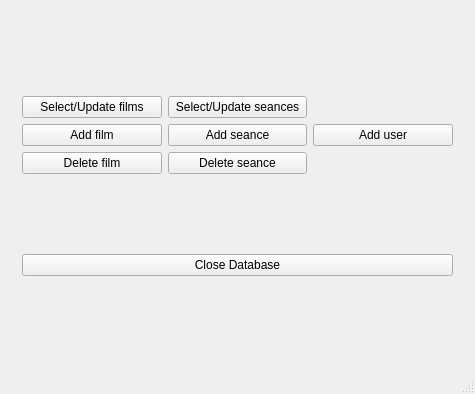
Old version of the form cinema/mainwindow.ui in the repository M1k3FaLc0n/PP_po_PM02.
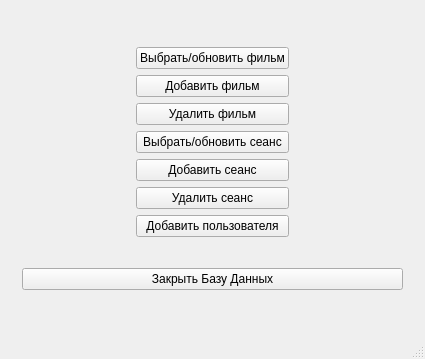
New version of the form. The open tabs and pages were chosen to show the change.

What changed in the file:
```diff
--- a/cinema/mainwindow.ui
+++ b/cinema/mainwindow.ui
@@ -6,8 +6,8 @@
    <rect>
     <x>0</x>
     <y>0</y>
-    <width>475</width>
-    <height>394</height>
+    <width>425</width>
+    <height>359</height>
    </rect>
   </property>
   <property name="windowTitle">
@@ -123,73 +123,91 @@
        <layout class="QVBoxLayout" name="verticalLayout_6">
         <item>
          <layout class="QHBoxLayout" name="_2">
+          <item>
+           <spacer name="horizontalSpacer">
+            <property name="orientation">
+             <enum>Qt::Horizontal</enum>
+            </property>
+            <property name="sizeHint" stdset="0">
+             <size>
+              <width>40</width>
+              <height>20</height>
+             </size>
+            </property>
+           </spacer>
+          </item>
           <item>
            <layout class="QVBoxLayout" name="filmMenu">
             <item>
              <widget class="QPushButton" name="pushButtonSelectFilms">
               <property name="text">
-               <string>Select/Update films</string>
+               <string>Выбрать/обновить фильм</string>
               </property>
              </widget>
             </item>
             <item>
              <widget class="QPushButton" name="pushButtonAddFilm">
               <property name="text">
-               <string>Add film</string>
+               <string>Добавить фильм</string>
               </property>
              </widget>
             </item>
             <item>
              <widget class="QPushButton" name="pushButtonDeleteFilms">
               <property name="text">
-               <string>Delete film</string>
+               <string>Удалить фильм</string>
               </property>
              </widget>
             </item>
-           </layout>
-          </item>
-          <item>
-           <layout class="QVBoxLayout" name="seanceMenu">
             <item>
              <widget class="QPushButton" name="pushButtonSelectSeance">
               <property name="text">
-               <string>Select/Update seances</string>
+               <string>Выбрать/обновить сеанс</string>
               </property>
              </widget>
             </item>
             <item>
              <widget class="QPushButton" name="pushButtonAddSeance">
               <property name="text">
-               <string>Add seance</string>
+               <string>Добавить сеанс</string>
               </property>
              </widget>
             </item>
             <item>
              <widget class="QPushButton" name="pushButtonDeleteSeance">
               <property name="text">
-               <string>Delete seance</string>
+               <string>Удалить сеанс</string>
               </property>
              </widget>
             </item>
-           </layout>
-          </item>
-          <item>
-           <layout class="QVBoxLayout" name="userMenu">
             <item>
              <widget class="QPushButton" name="pushButtonAddUser">
               <property name="text">
-               <string>Add user</string>
+               <string>Добавить пользователя</string>
               </property>
              </widget>
             </item>
            </layout>
           </item>
+          <item>
+           <spacer name="horizontalSpacer_2">
+            <property name="orientation">
+             <enum>Qt::Horizontal</enum>
+            </property>
+            <property name="sizeHint" stdset="0">
+             <size>
+              <width>40</width>
+              <height>20</height>
+             </size>
+            </property>
+           </spacer>
+          </item>
          </layout>
         </item>
         <item>
          <widget class="QPushButton" name="pushButtonCloseDb_2">
           <property name="text">
-           <string>Close Database</string>
+           <string>Закрыть Базу Данных</string>
           </property>
          </widget>
         </item>
```
Left out of the diff: 73 changed lines with no effect on the pictures. Lines whose indentation alone changed are shown as unchanged.
